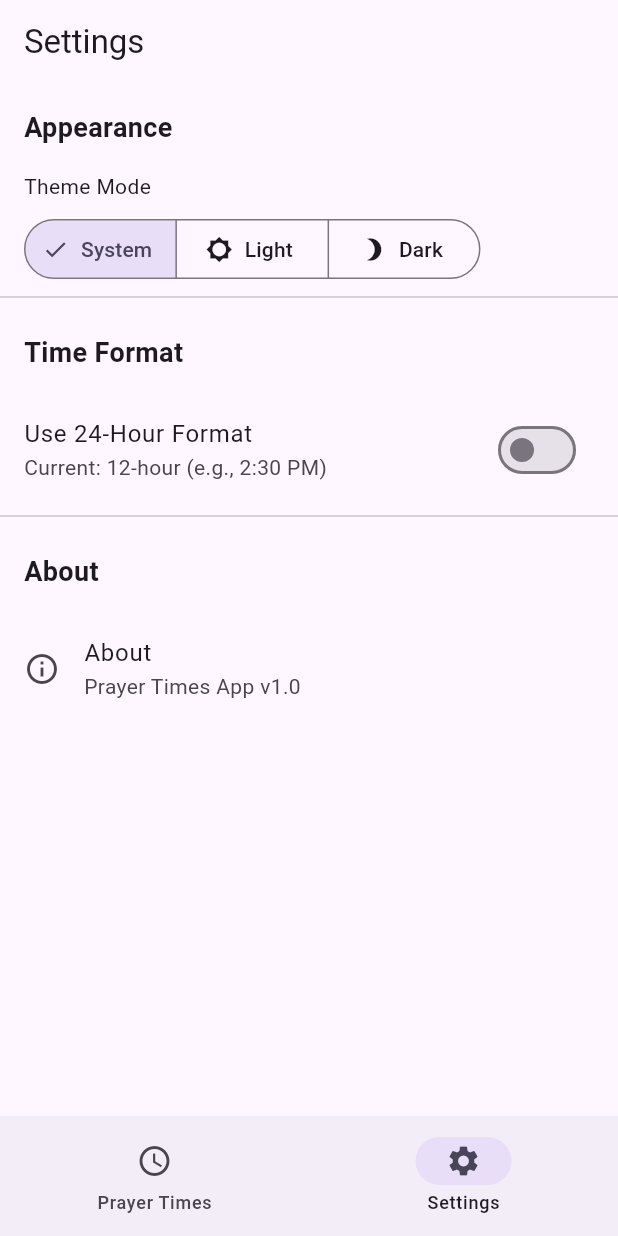
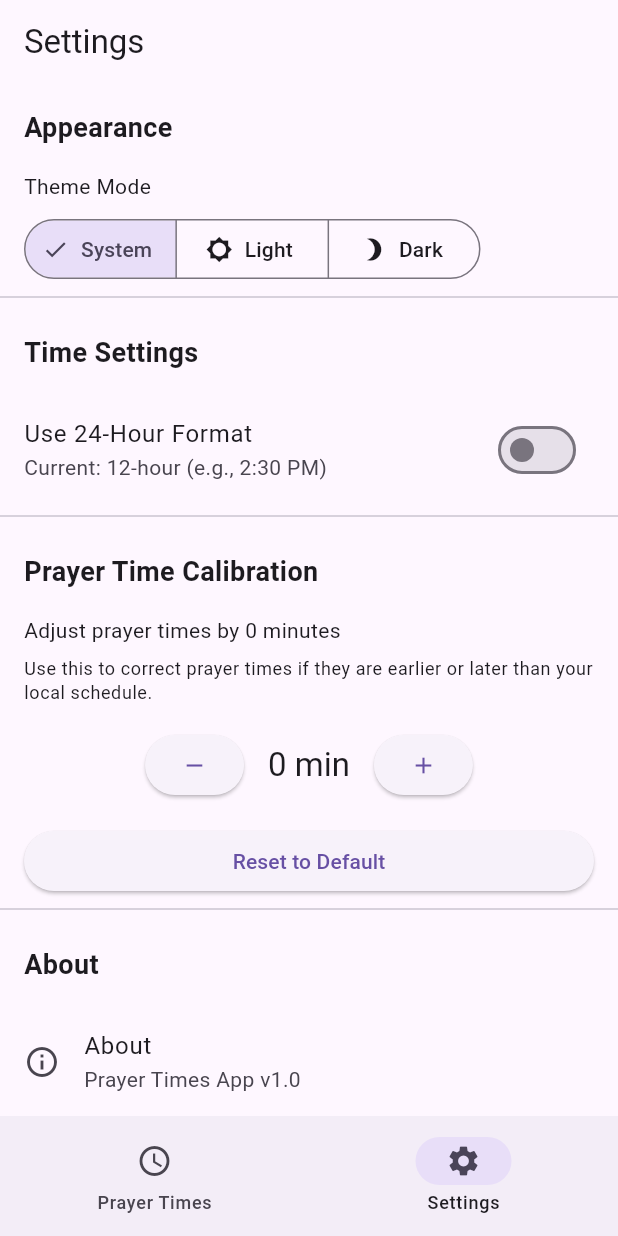
Before and after one commit to RistoKuy/pray_times, a Flutter app: the screen it shows after launch, item 2 of the bottom bar chosen, on a phone screen of 412 x 824 dp. Run offline on Flutter 3.47's test engine with Material 3 defaults, Android fonts, the phone set to English and light mode, and no system bars; our stand-ins replace adhan, geocoding, geolocator, shared_preferences.

Commit message:
Add location name retrieval and prayer time calibration features
- Implemented location name fetching based on current coordinates.
- Added time calibration functionality to adjust prayer times.
- Updated UI to display location name and time adjustment settings.
- Enhanced prayer times service to accommodate calibration adjustments.
- Added geocoding dependency for location handling.

```diff
--- a/lib/screens/settings_screen.dart
+++ b/lib/screens/settings_screen.dart
@@ -1,3 +1,5 @@
+// ignore_for_file: unused_field, unused_element
+
 import 'package:flutter/material.dart';
 import 'package:provider/provider.dart';
 import 'package:pray_times/services/theme_provider.dart';
@@ -13,6 +15,7 @@ class SettingsScreen extends StatefulWidget {
 class _SettingsScreenState extends State<SettingsScreen> {
   bool _use24HourFormat = false;
   int _calculationMethod = 2; // Default to ISNA method
+  int _timeCalibration = 0; // Time adjustment in minutes
 
   @override
   void initState() {
@@ -25,6 +28,7 @@ class _SettingsScreenState extends State<SettingsScreen> {
     setState(() {
       _use24HourFormat = prefs.getBool('use24HourFormat') ?? false;
       _calculationMethod = prefs.getInt('calculationMethod') ?? 2;
+      _timeCalibration = prefs.getInt('timeCalibration') ?? 0;
     });
   }
 
@@ -41,6 +45,14 @@ class _SettingsScreenState extends State<SettingsScreen> {
     await prefs.setInt('calculationMethod', value);
     setState(() {
       _calculationMethod = value;
+    });
+  }
+
+  Future<void> _saveTimeCalibration(int value) async {
+    final prefs = await SharedPreferences.getInstance();
+    await prefs.setInt('timeCalibration', value);
+    setState(() {
+      _timeCalibration = value;
     });
   }
 
@@ -68,7 +80,7 @@ class _SettingsScreenState extends State<SettingsScreen> {
           const Padding(
             padding: EdgeInsets.all(16.0),
             child: Text(
-              'Time Format',
+              'Time Settings',
               style: TextStyle(
                 fontSize: 18,
                 fontWeight: FontWeight.bold,
@@ -80,6 +92,70 @@ class _SettingsScreenState extends State<SettingsScreen> {
             subtitle: Text(_use24HourFormat ? 'Current: 24-hour (e.g., 14:30)' : 'Current: 12-hour (e.g., 2:30 PM)'),
             value: _use24HourFormat,
             onChanged: _saveTimeFormatPreference,
+          ),
+          const Divider(),
+
+          const Padding(
+            padding: EdgeInsets.all(16.0),
+            child: Text(
+              'Prayer Time Calibration',
+              style: TextStyle(
+                fontSize: 18,
+                fontWeight: FontWeight.bold,
+              ),
+            ),
+          ),
+          Padding(
+            padding: const EdgeInsets.symmetric(horizontal: 16.0),
+            child: Column(
+              crossAxisAlignment: CrossAxisAlignment.start,
+              children: [
+                Text(
+                  'Adjust prayer times by ${_timeCalibration > 0 ? "+" : ""}$_timeCalibration minutes',
+                  style: Theme.of(context).textTheme.bodyMedium,
+                ),
+                const SizedBox(height: 8),
+                Text(
+                  'Use this to correct prayer times if they are earlier or later than your local schedule.',
+                  style: Theme.of(context).textTheme.bodySmall,
+                ),
+                const SizedBox(height: 16),
+                Row(
+                  mainAxisAlignment: MainAxisAlignment.center,
+                  children: [
+                    ElevatedButton(
+                      onPressed: () {
+                        _saveTimeCalibration(_timeCalibration - 1);
+                      },
+                      child: const Icon(Icons.remove),
+                    ),
+                    Padding(
+                      padding: const EdgeInsets.symmetric(horizontal: 16.0),
+                      child: Text(
+                        '${_timeCalibration > 0 ? "+" : ""}$_timeCalibration min',
+                        style: Theme.of(context).textTheme.titleLarge,
+                      ),
+                    ),
+                    ElevatedButton(
+                      onPressed: () {
+                        _saveTimeCalibration(_timeCalibration + 1);
+                      },
+                      child: const Icon(Icons.add),
+                    ),
+                  ],
+                ),
+                const SizedBox(height: 16),
+                ElevatedButton(
+                  onPressed: () {
+                    _saveTimeCalibration(0);
+                  },
+                  style: ElevatedButton.styleFrom(
+                    minimumSize: const Size(double.infinity, 40),
+                  ),
+                  child: const Text('Reset to Default'),
+                ),
+              ],
+            ),
           ),
           const Divider(),
 
--- a/lib/services/prayer_times_service.dart
+++ b/lib/services/prayer_times_service.dart
@@ -12,6 +12,7 @@ class PrayerTimesService {
     required double latitude,
     required double longitude,
     int? method,
+    int calibration = 0,
   }) async {
     try {
       // Get time format preference
@@ -44,13 +45,13 @@ class PrayerTimesService {
 
           final prayerTimesList = <PrayerTime>[];
 
-          // Add each prayer time to the list
-          prayerTimesList.add(PrayerTime(name: 'Fajr', time: _formatTime(timings['Fajr'], use24HourFormat)));
-          prayerTimesList.add(PrayerTime(name: 'Sunrise', time: _formatTime(timings['Sunrise'], use24HourFormat)));
-          prayerTimesList.add(PrayerTime(name: 'Dhuhr', time: _formatTime(timings['Dhuhr'], use24HourFormat)));
-          prayerTimesList.add(PrayerTime(name: 'Asr', time: _formatTime(timings['Asr'], use24HourFormat)));
-          prayerTimesList.add(PrayerTime(name: 'Maghrib', time: _formatTime(timings['Maghrib'], use24HourFormat)));
-          prayerTimesList.add(PrayerTime(name: 'Isha', time: _formatTime(timings['Isha'], use24HourFormat)));
+          // Add each prayer time to the list, applying calibration
+          prayerTimesList.add(PrayerTime(name: 'Fajr', time: _formatTime(timings['Fajr'], use24HourFormat, calibration)));
+          prayerTimesList.add(PrayerTime(name: 'Sunrise', time: _formatTime(timings['Sunrise'], use24HourFormat, calibration)));
+          prayerTimesList.add(PrayerTime(name: 'Dhuhr', time: _formatTime(timings['Dhuhr'], use24HourFormat, calibration)));
+          prayerTimesList.add(PrayerTime(name: 'Asr', time: _formatTime(timings['Asr'], use24HourFormat, calibration)));
+          prayerTimesList.add(PrayerTime(name: 'Maghrib', time: _formatTime(timings['Maghrib'], use24HourFormat, calibration)));
+          prayerTimesList.add(PrayerTime(name: 'Isha', time: _formatTime(timings['Isha'], use24HourFormat, calibration)));
 
           return DailyPrayerTimes(
             date: date,
@@ -67,8 +68,8 @@ class PrayerTimesService {
     }
   }
 
-  // Helper method to format time (removes the timezone part if present and formats according to preference)
-  String _formatTime(String timeString, bool use24HourFormat) {
+  // Helper method to format time with calibration
+  String _formatTime(String timeString, bool use24HourFormat, int calibration) {
     // Remove timezone info if present (e.g., "04:30 (GMT+1)")
     String cleanTime = timeString;
     if (cleanTime.contains('(')) {
@@ -80,12 +81,15 @@ class PrayerTimesService {
       final DateFormat inputFormat = DateFormat('HH:mm');
       final DateTime timeDateTime = inputFormat.parse(cleanTime);
 
+      // Apply calibration (adjust minutes)
+      final DateTime calibratedTime = timeDateTime.add(Duration(minutes: calibration));
+
       // Format according to preference
       final DateFormat outputFormat = use24HourFormat
           ? DateFormat('HH:mm')
           : DateFormat('h:mm a');
 
-      return outputFormat.format(timeDateTime);
+      return outputFormat.format(calibratedTime);
     } catch (e) {
       // Return the original time if parsing fails
       return cleanTime;
--- a/pubspec.yaml
+++ b/pubspec.yaml
@@ -10,6 +10,7 @@ dependencies:
   flutter:
     sdk: flutter
   geolocator: ^10.1.0
+  geocoding: ^2.1.1
   http: ^1.1.0
   provider: ^6.0.5
   shared_preferences: ^2.2.0
```
Also changed, not shown: lib/screens/home_screen.dart (+71 -15 lines), pubspec.lock.
